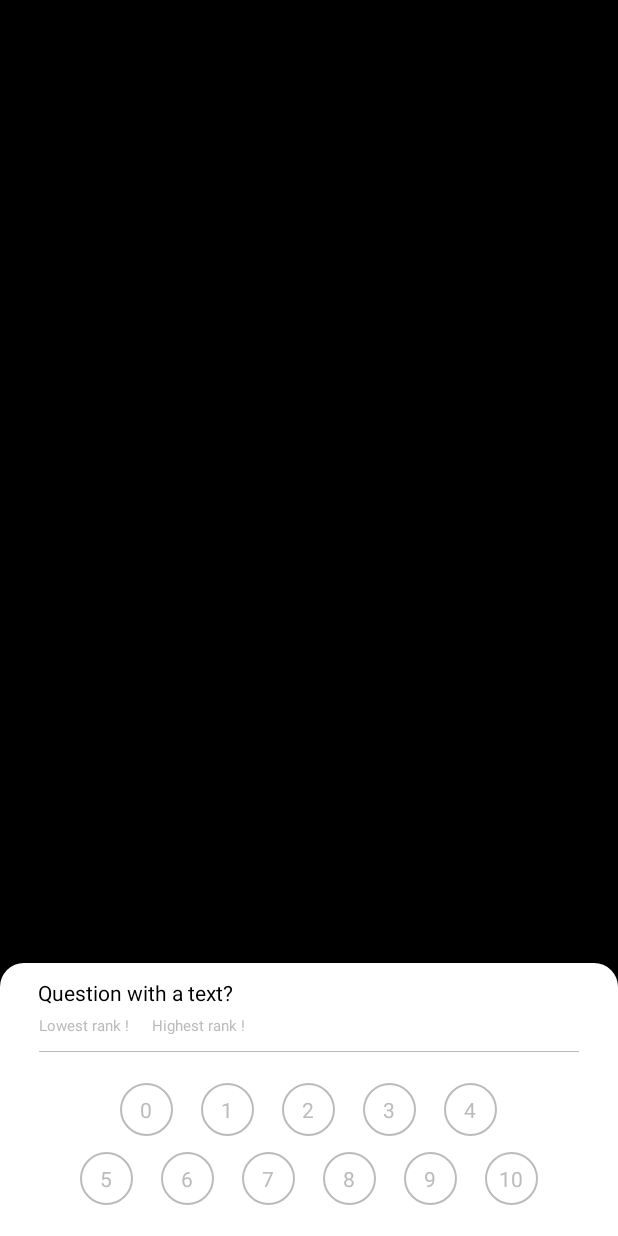
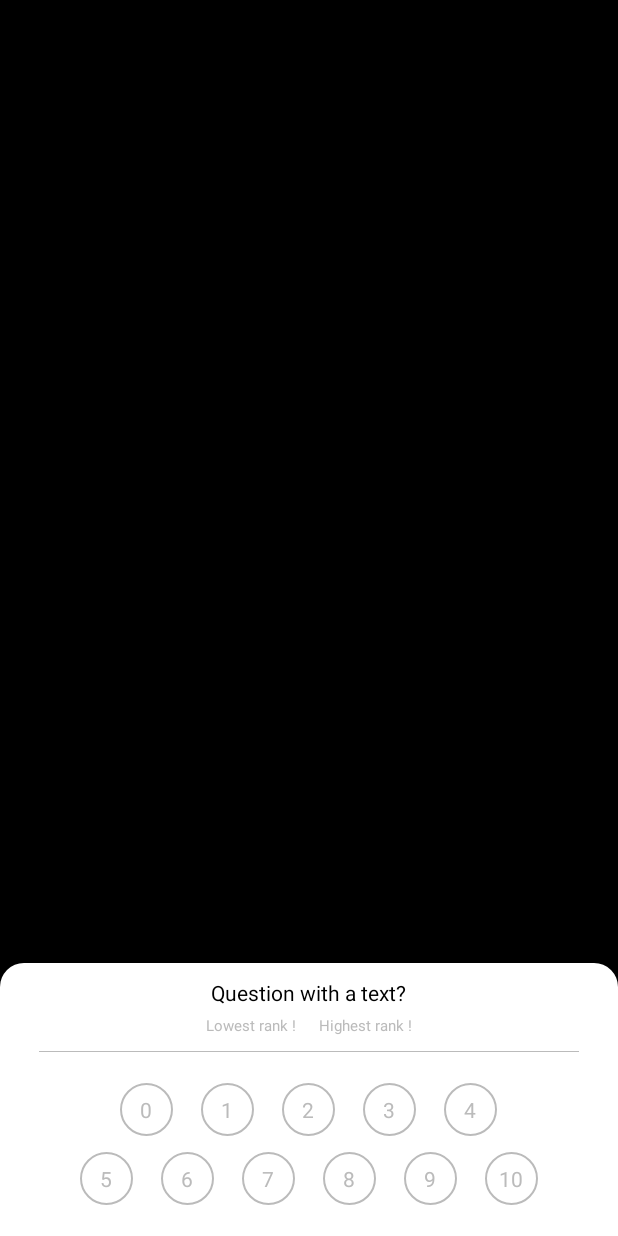
Before and after one commit to themakersteam/usepace-android-nps-sdk, an Android app: the RatingActivity screen opened directly, with no data from a screen before it, on a phone screen of 412 x 824 dp. Run offline under Robolectric (Android 15) with nearby library versions, the phone set to English and light mode, and no system bars; 1 statement that could not run was skipped.

```diff
--- a/app/src/main/java/com/usepace/android/nps/clients/NpsClient.java
+++ b/app/src/main/java/com/usepace/android/nps/clients/NpsClient.java
@@ -30,7 +30,7 @@ class NpsClient implements NpsInterface {
     }
 
     @Override
-    public void survey(String language, final SurveyCallbacks surveyCallbacks) {
+    public void survey(final String language, final SurveyCallbacks surveyCallbacks) {
         NpsPlatformApi.Instance().getNpsSurveys(user_token, client_id,  language, new NpsPlatformApiCallbackInterface<RatingModel>() {
             @Override
             public void onSuccess(RatingModel result) {
@@ -40,6 +40,7 @@ class NpsClient implements NpsInterface {
                         a1.putExtra("RATING", result);
                         a1.putExtra("CLIENT_ID", client_id);
                         a1.putExtra("USER_TOKEN", user_token);
+                        a1.putExtra("LANGUAGE", language);
                         context.startActivity(a1);
                     }
                     catch (Exception e){
--- a/app/src/main/java/com/usepace/android/nps/io/NpsPlatformApiInterface.java
+++ b/app/src/main/java/com/usepace/android/nps/io/NpsPlatformApiInterface.java
@@ -1,9 +1,9 @@
 package com.usepace.android.nps.io;
 
 
+import com.usepace.android.nps.io.model.Message;
 import com.usepace.android.nps.io.model.RatingModel;
 import java.util.HashMap;
-import okhttp3.ResponseBody;
 import retrofit2.Call;
 import retrofit2.http.Body;
 import retrofit2.http.GET;
@@ -21,6 +21,6 @@ import retrofit2.http.QueryMap;
     Call<RatingModel> getNpsSurvey(@Header("Authorization") String authorization, @QueryMap(encoded = true) HashMap<String, Object> hashMap,  @Header("Accept-Language") String language);
 
     @POST("saveResultHttp")
-    Call<ResponseBody> postNpsSurvey(@Header("Authorization") String authorization, @QueryMap(encoded = true) HashMap<String, Object> hashMap, @Body HashMap<String, Object> request);
+    Call<Message> postNpsSurvey(@Header("Accept-Language") String language, @Header("Authorization") String authorization, @QueryMap(encoded = true) HashMap<String, Object> hashMap, @Body HashMap<String, Object> request);
 
 }
--- a/app/src/main/java/com/usepace/android/nps/screens/rating/view/RatingActivity.java
+++ b/app/src/main/java/com/usepace/android/nps/screens/rating/view/RatingActivity.java
@@ -37,11 +37,19 @@ public class RatingActivity extends AppCompatActivity implements RatingInterface
     protected void onCreate(@Nullable Bundle savedInstanceState) {
         super.onCreate(savedInstanceState);
         setContentView(R.layout.activity_rating);
+        fadeIn();
         init();
         ratingPresenter = new RatingPresenter(this, this);
         ratingPresenter.init();
         rg1.setOnCheckedChangeListener(this);
         rg2.setOnCheckedChangeListener(this);
+    }
+
+    private void fadeIn() {
+        View view = findViewById(android.R.id.content);
+        Animation mLoadAnimation = AnimationUtils.loadAnimation(getApplicationContext(), android.R.anim.fade_in);
+        mLoadAnimation.setDuration(500);
+        view.startAnimation(mLoadAnimation);
     }
 
     private void init() {
@@ -91,7 +99,11 @@ public class RatingActivity extends AppCompatActivity implements RatingInterface
 
     @Override
     public void showSubmit(boolean show) {
-        btnSubmit.setVisibility(show ? View.VISIBLE : View.GONE);
+        if (show && btnSubmit.getVisibility() != View.VISIBLE) {
+            Animation bottomUp = AnimationUtils.loadAnimation(this, R.anim.slide_from_bottom);
+            btnSubmit.startAnimation(bottomUp);
+            btnSubmit.setVisibility(show ? View.VISIBLE : View.GONE);
+        }
     }
 
     @Override
@@ -110,6 +122,7 @@ public class RatingActivity extends AppCompatActivity implements RatingInterface
     public void showLoading(boolean show) {
         progressBar.setVisibility(show ? View.VISIBLE : View.GONE);
         ratingLayout.setVisibility(show ? View.GONE : View.VISIBLE);
+        ivDismiss.setVisibility(show ? View.GONE : ivDismiss.getVisibility());
     }
 
     @Override
@@ -120,12 +133,13 @@ public class RatingActivity extends AppCompatActivity implements RatingInterface
     @Override
     public void closeRatingView() {
         finish();
+        overridePendingTransition(0, android.R.anim.fade_out);
     }
 
     @Override
     public void closeWithMessage(String message) {
         Toast.makeText(this, message, Toast.LENGTH_SHORT).show();
-        finish();
+        closeRatingView();
     }
 
     @Override
--- a/app/src/main/res/layout/activity_rating.xml
+++ b/app/src/main/res/layout/activity_rating.xml
@@ -33,8 +33,8 @@
             android:id="@+id/tv_question"
             android:layout_width="wrap_content"
             android:layout_height="wrap_content"
-            android:gravity="start"
-            android:layout_gravity="start"
+            android:gravity="center"
+            android:layout_gravity="center"
             android:layout_marginTop="10dp"
             android:layout_marginLeft="25dp"
             android:layout_marginRight="25dp"
@@ -48,6 +48,8 @@
             android:layout_marginLeft="26dp"
             android:layout_marginRight="26dp"
             android:layout_marginBottom="10dp"
+            android:layout_gravity="center"
+            android:gravity="center"
             android:layout_marginTop="5dp">
 
             <TextView
--- a/app/src/main/res/values/strings.xml
+++ b/app/src/main/res/values/strings.xml
@@ -1,6 +1,6 @@
 <resources>
     <string name="nps_app_name">Nps</string>
     <string name="nps_submit">Submit</string>
-    <string name="nps_thank_you">Thank you 😊</string>
-    <string name="nps_failed">Failed to submit result 🙁</string>
+    <string name="nps_thank_you">Thank you</string>
+    <string name="nps_failed">Failed to submit result</string>
 </resources>
```
Also changed, not shown: app/src/main/java/com/usepace/android/nps/io/NpsPlatformApi.java (+11 -6 lines), app/src/main/java/com/usepace/android/nps/io/model/Message.java (added, +18 -0 lines), app/src/main/java/com/usepace/android/nps/screens/rating/presenter/RatingPresenter.java (+8 -7 lines), 2 other files.
